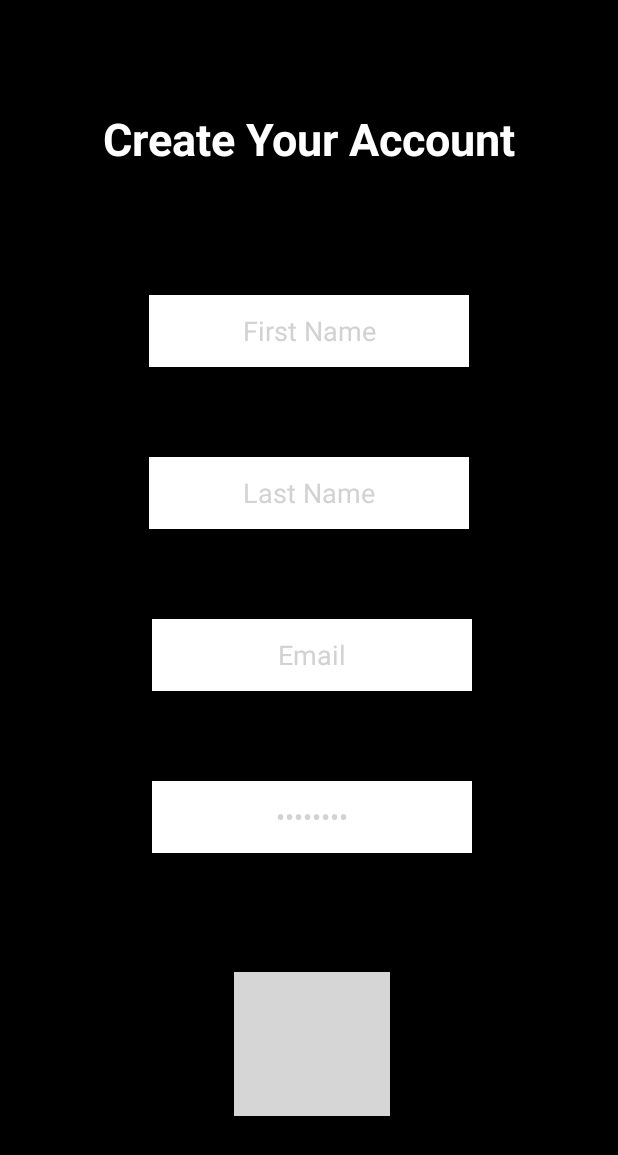
After one commit to Gamesshadow/FlashCard, an Android app: the layout activity_sign_up.xml on its own in the app's theme, with its tools: preview values and no code run, on a phone screen of 412 x 824 dp. The commit adds this screen. Shown: the top 1155 px of the screen. Run offline under Robolectric (Android 15) with nearby library versions, the phone set to English and light mode, and no system bars; grey boxes are pictures that could not be loaded.

Commit message:
Sign Up XML and Database built

```diff
--- /dev/null
+++ b/app/src/main/res/layout/activity_sign_up.xml
@@ -0,0 +1,129 @@
+<?xml version="1.0" encoding="utf-8"?>
+<androidx.constraintlayout.widget.ConstraintLayout xmlns:android="http://schemas.android.com/apk/res/android"
+    xmlns:app="http://schemas.android.com/apk/res-auto"
+    xmlns:tools="http://schemas.android.com/tools"
+    android:layout_width="match_parent"
+    android:layout_height="match_parent"
+    android:background="@color/Black"
+    tools:context=".SplashActivity">
+
+
+    <TextView
+        android:id="@+id/slogan"
+        android:layout_width="match_parent"
+        android:layout_height="wrap_content"
+        android:gravity="center"
+        android:text="@string/create"
+        android:textColor="@color/colorPrimaryDark"
+        android:textSize="30sp"
+        android:textStyle="bold"
+        app:layout_constraintBottom_toBottomOf="parent"
+        app:layout_constraintEnd_toEndOf="parent"
+        app:layout_constraintHorizontal_bias="0.0"
+        app:layout_constraintStart_toStartOf="parent"
+        app:layout_constraintTop_toTopOf="parent"
+        app:layout_constraintVertical_bias="0.092" />
+
+    <EditText
+        android:id="@+id/editTextTextPassword"
+        android:layout_width="wrap_content"
+        android:layout_height="48dp"
+        android:layout_marginStart="101dp"
+        android:layout_marginTop="60dp"
+        android:layout_marginEnd="101dp"
+        android:layout_marginBottom="78dp"
+        android:autofillHints="password"
+        android:background="#FFFFFF"
+        android:ems="10"
+        android:hint="@string/password"
+        android:inputType="textPassword"
+        android:text="@string/password"
+        android:textAlignment="center"
+        android:textColor="@color/LightGrey"
+        app:layout_constraintBottom_toTopOf=""
+        app:layout_constraintEnd_toEndOf="parent"
+        app:layout_constraintHorizontal_bias="0.0"
+        app:layout_constraintStart_toStartOf="parent"
+        app:layout_constraintTop_toBottomOf="@+id/editTextTextEmailAddress" />
+
+    <EditText
+        android:id="@+id/editTextTextEmailAddress"
+        android:layout_width="wrap_content"
+        android:layout_height="48dp"
+        android:layout_marginStart="101dp"
+        android:layout_marginTop="60dp"
+        android:layout_marginEnd="101dp"
+        android:autofillHints="emailAddress"
+        android:background="#FFFFFF"
+        android:ems="10"
+        android:hint="@string/email"
+        android:inputType="textEmailAddress"
+        android:text="@string/email"
+        android:textAlignment="center"
+        android:textColor="@color/LightGrey"
+        app:layout_constraintEnd_toEndOf="parent"
+        app:layout_constraintHorizontal_bias="0.0"
+        app:layout_constraintStart_toStartOf="parent"
+        app:layout_constraintTop_toBottomOf="@+id/editTextText2" />
+
+    <androidx.appcompat.widget.AppCompatTextView
+        android:id="@+id/sign_up"
+        android:layout_width="wrap_content"
+        android:layout_height="wrap_content"
+        android:layout_alignParentEnd="true"
+        android:layout_centerVertical="true"
+        android:layout_marginStart="156dp"
+        android:layout_marginEnd="152dp"
+        android:layout_marginBottom="80dp"
+        android:background="@drawable/note_bg_layout"
+        android:backgroundTint="@color/colorPrimaryDark"
+        android:gravity="center"
+        android:paddingHorizontal="10dp"
+        android:paddingVertical="5dp"
+        android:text="@string/sign_up"
+        android:textAlignment="center"
+        android:textColor="@android:color/black"
+        android:textSize="24sp"
+        android:textStyle="bold"
+        app:layout_constraintBottom_toBottomOf="parent"
+        app:layout_constraintEnd_toEndOf="parent"
+        app:layout_constraintHorizontal_bias="1.0"
+        app:layout_constraintStart_toStartOf="parent" />
+
+    <EditText
+        android:id="@+id/editTextText"
+        android:layout_width="wrap_content"
+        android:layout_height="48dp"
+        android:layout_marginStart="101dp"
+        android:layout_marginTop="84dp"
+        android:layout_marginEnd="101dp"
+        android:background="#FFFFFF"
+        android:ems="10"
+        android:inputType="text"
+        android:text="@string/first_name"
+        android:textAlignment="center"
+        android:textColor="@color/LightGrey"
+        android:autofillHints="name"
+        app:layout_constraintEnd_toEndOf="parent"
+        app:layout_constraintStart_toStartOf="parent"
+        app:layout_constraintTop_toBottomOf="@+id/slogan" />
+
+    <EditText
+        android:id="@+id/editTextText2"
+        android:layout_width="wrap_content"
+        android:layout_height="48dp"
+        android:layout_marginStart="101dp"
+        android:layout_marginTop="60dp"
+        android:layout_marginEnd="101dp"
+        android:background="#FFFFFF"
+        android:ems="10"
+        android:inputType="text"
+        android:text="@string/last_name"
+        android:textAlignment="center"
+        android:textColor="@color/LightGrey"
+        android:autofillHints="name"
+        app:layout_constraintEnd_toEndOf="parent"
+        app:layout_constraintStart_toStartOf="parent"
+        app:layout_constraintTop_toBottomOf="@+id/editTextText" />
+
+</androidx.constraintlayout.widget.ConstraintLayout>
--- a/app/src/main/res/layout/notes_row.xml
+++ b/app/src/main/res/layout/notes_row.xml
@@ -1,6 +1,4 @@
 <?xml version="1.0" encoding="utf-8"?>
-
-
 <androidx.cardview.widget.CardView xmlns:android="http://schemas.android.com/apk/res/android"
     xmlns:app="http://schemas.android.com/apk/res-auto"
     xmlns:tools="http://schemas.android.com/tools"
@@ -19,20 +17,6 @@
         android:layout_width="wrap_content"
         android:layout_height="wrap_content">
 
-        <ImageView
-            android:id="@+id/note_delete"
-            android:layout_width="34dp"
-            android:layout_height="34dp"
-            android:layout_alignParentEnd="true"
-            android:layout_marginStart="10dp"
-            android:layout_marginTop="10dp"
-            android:layout_marginEnd="10dp"
-            android:layout_marginBottom="10dp"
-            android:elevation="1dp"
-            android:visibility="gone"
-            android:src="@drawable/ic_delete"
-            app:tint="@color/colorPrimaryDark" />
-
         <TextView
             android:id="@+id/note_question"
             android:layout_width="match_parent"
@@ -42,11 +26,10 @@
             android:layout_marginTop="10dp"
             android:layout_marginEnd="10dp"
             android:layout_marginBottom="10dp"
-            android:layout_toStartOf="@+id/note_delete"
             android:background="@drawable/note_bg_border"
             android:gravity="center"
             android:padding="10dp"
-            android:text="Question Here"
+            android:text="@string/question_here"
             android:textColor="@android:color/white" />
 
         <TextView
@@ -60,11 +43,10 @@
             android:layout_marginEnd="10dp"
             android:layout_above="@+id/note_date"
             android:layout_marginBottom="10dp"
-            android:layout_toStartOf="@+id/note_delete"
             android:background="@drawable/note_bg_border"
             android:gravity="center"
             android:padding="10dp"
-            android:text="Text Here"
+            android:text="@string/text_here"
             android:textColor="@android:color/white" />
 
         <TextView
--- a/app/src/main/res/values/strings.xml
+++ b/app/src/main/res/values/strings.xml
@@ -5,4 +5,9 @@
     <string name="email">Email</string>
     <string name="password">Password</string>
     <string name="sign_in">Sign In</string>
+    <string name="create">Create Your Account</string>
+    <string name="last_name">Last Name</string>
+    <string name="first_name">First Name</string>
+    <string name="question_here">Question Here</string>
+    <string name="text_here">Text Here</string>
 </resources>
```
